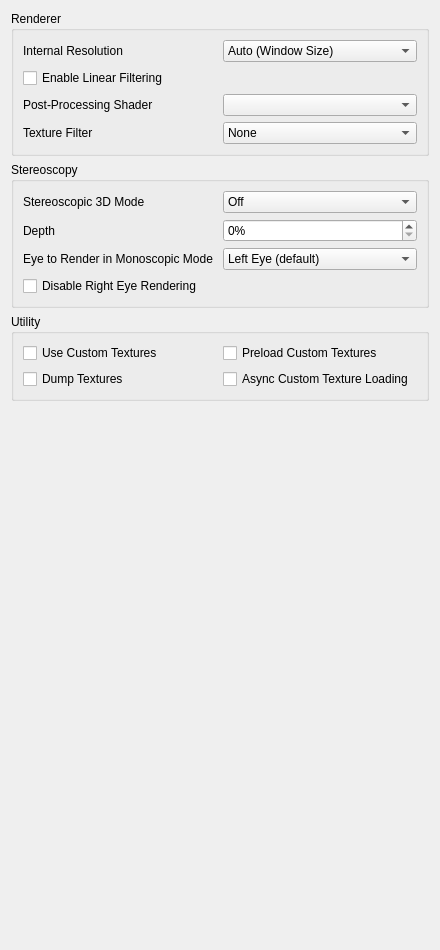
Before: the Qt Designer form src/citra_qt/configuration/configure_enhancements.ui in amwatson/CitraVR, drawn with Qt 5.
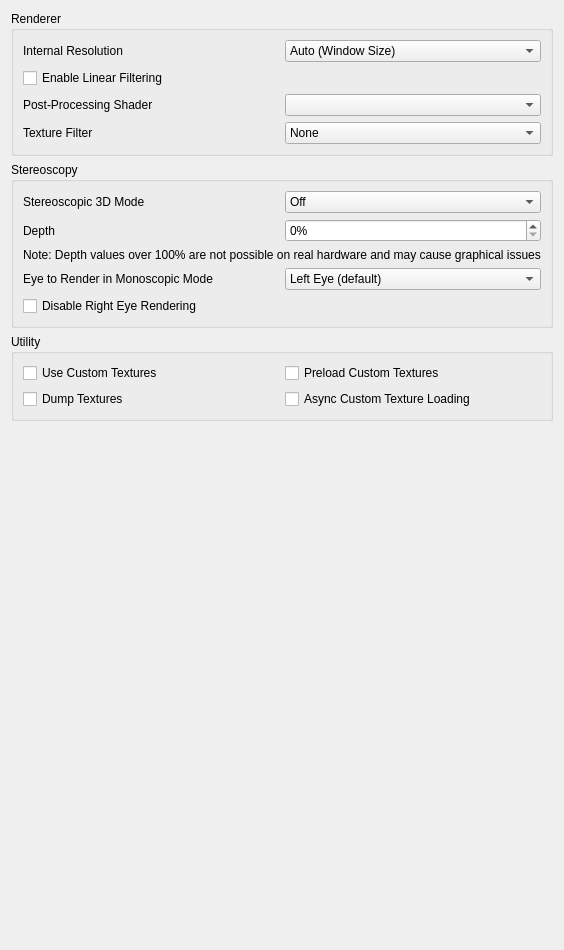
After: the same form once the commit is applied.

Commit message:
Stereoscopic 3D Enhancements (#602)
* Stereoscopic 3D Enhancements

- Increase maximum 3D depth to 255%
- Fix touch screen to only render 2D when separate window layout is used
- Cleanup some 3D option localizations

* qt: Added warning label below depth slider for values over 100%

* Fixed broken rendering for Interlaced, Reverse Interlaced and Anaglyph options when using 3D with seperate windows

* android: Added warning label below depth slider for values over 100%

* Fixed a bracket and break statement being incorrectly positioned

---------

The edit to the form file:
```diff
--- a/src/citra_qt/configuration/configure_enhancements.ui
+++ b/src/citra_qt/configuration/configure_enhancements.ui
@@ -276,7 +276,7 @@
            <number>0</number>
           </property>
           <property name="maximum">
-           <number>100</number>
+           <number>255</number>
           </property>
           <property name="value">
            <number>0</number>
@@ -285,6 +285,13 @@
         </item>
        </layout>
       </item>
+      <item>
+       <widget class="QLabel" name="excessive_depth_warning_label">
+        <property name="text">
+         <string>Note: Depth values over 100% are not possible on real hardware and may cause graphical issues</string>
+        </property>
+       </widget>
+      </item>
       <item>
        <layout class="QHBoxLayout" name="horizontalLayout_6">
         <item>
```
The commit also changes 7 other files.
